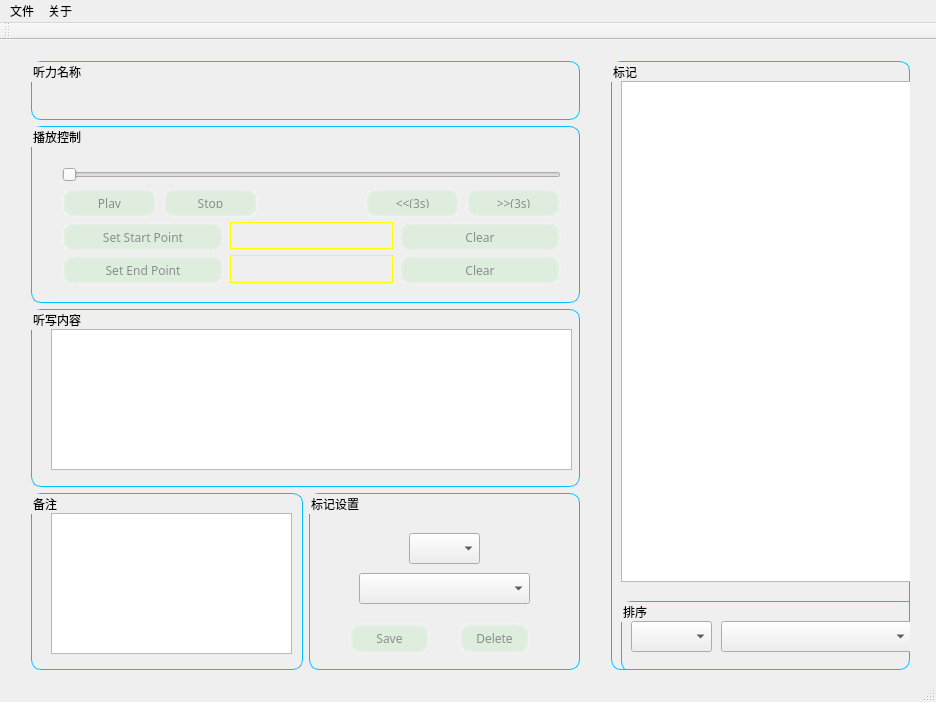
Qt form mainwindow.ui (leihui6/marksentence) before a commit.
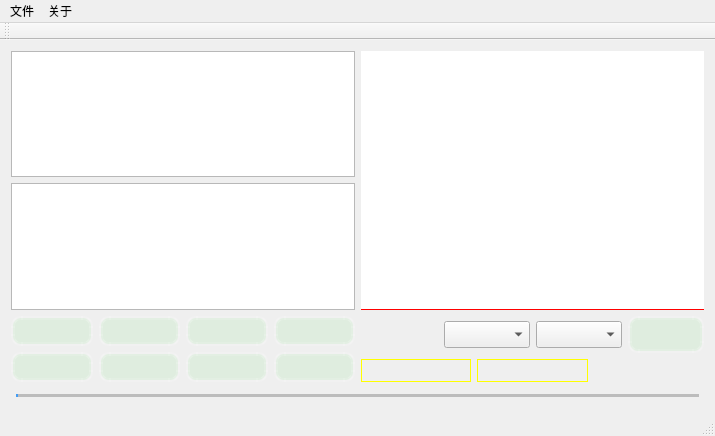
The same form after that commit. Icons and pictures are not drawn.

What changed in the file:
```diff
--- a/mainwindow.ui
+++ b/mainwindow.ui
@@ -6,87 +6,242 @@
    <rect>
     <x>0</x>
     <y>0</y>
-    <width>936</width>
-    <height>702</height>
+    <width>715</width>
+    <height>436</height>
    </rect>
   </property>
   <property name="windowTitle">
    <string>MainWindow</string>
   </property>
   <property name="windowIcon">
-   <iconset>
-    <normaloff>../build-untitled-Desktop_Qt_5_9_0_MSVC2015_32bit-Debug/icon/main_title.png</normaloff>../build-untitled-Desktop_Qt_5_9_0_MSVC2015_32bit-Debug/icon/main_title.png</iconset>
+   <iconset resource="icon.qrc">
+    <normaloff>:/icon/icon/main_title.png</normaloff>:/icon/icon/main_title.png</iconset>
+  </property>
+  <property name="styleSheet">
+   <string notr="true"/>
   </property>
   <widget class="QWidget" name="centralWidget">
-   <widget class="QWidget" name="verticalLayoutWidget_5">
-    <property name="geometry">
-     <rect>
-      <x>20</x>
-      <y>10</y>
-      <width>571</width>
-      <height>631</height>
-     </rect>
-    </property>
-    <layout class="QVBoxLayout" name="verticalLayout_6" stretch="1,3,3,3">
+   <layout class="QGridLayout" name="gridLayout_2">
+    <item row="0" column="0" colspan="2">
+     <layout class="QHBoxLayout" name="horizontalLayout_3">
+      <item>
+       <layout class="QVBoxLayout" name="verticalLayout_2">
+        <item>
+         <widget class="QPlainTextEdit" name="text_type">
+          <property name="font">
+           <font>
+            <family>Times New Roman</family>
+            <pointsize>16</pointsize>
+           </font>
+          </property>
+          <property name="plainText">
+           <string/>
+          </property>
+         </widget>
+        </item>
      <item>
-      <widget class="QGroupBox" name="groupBox_6">
+         <widget class="QPlainTextEdit" name="text_note">
+          <property name="font">
+           <font>
+            <family>Times New Roman</family>
+            <pointsize>16</pointsize>
+           </font>
+          </property>
+          <property name="plainText">
+           <string/>
+          </property>
+         </widget>
+        </item>
+       </layout>
+      </item>
+      <item>
+       <widget class="QTableWidget" name="tableWidget">
+        <property name="font">
+         <font>
+          <family>Times New Roman</family>
+         </font>
+        </property>
+        <property name="contextMenuPolicy">
+         <enum>Qt::CustomContextMenu</enum>
+        </property>
+        <property name="toolTip">
+         <string/>
+        </property>
        <property name="styleSheet">
-        <string notr="true">QGroupBox {
-	border: 1px solid #00BFFF;
-	border-radius:10px
+         <string notr="true">QTableWidget {
+	border:0px solid rgb(255,0,0);
+	border-bottom:1px solid rgb(255,0,0);
 }</string>
        </property>
-       <property name="title">
-        <string>听力名称</string>
-       </property>
-       <widget class="QLabel" name="label_info">
-        <property name="geometry">
-         <rect>
-          <x>10</x>
-          <y>20</y>
-          <width>561</width>
-          <height>19</height>
-         </rect>
+        <attribute name="horizontalHeaderCascadingSectionResizes">
+         <bool>true</bool>
+        </attribute>
+        <attribute name="horizontalHeaderStretchLastSection">
+         <bool>true</bool>
+        </attribute>
+        <attribute name="verticalHeaderCascadingSectionResizes">
+         <bool>false</bool>
+        </attribute>
+        <attribute name="verticalHeaderStretchLastSection">
+         <bool>false</bool>
+        </attribute>
+       </widget>
+      </item>
+     </layout>
+    </item>
+    <item row="1" column="0" rowspan="2">
+     <layout class="QGridLayout" name="gridLayout">
+      <item row="1" column="1">
+       <widget class="QPushButton" name="button_forward">
+        <property name="minimumSize">
+         <size>
+          <width>0</width>
+          <height>30</height>
+         </size>
+        </property>
+        <property name="styleSheet">
+         <string notr="true">QPushButton{
+	background-color:rgba(100,225,100,30);
+	border-style:outset;
+	border-width:4px;           
+	border-radius:10px;
+	border-color:rgba(255,255,255,30);
+	font:Time New Roams bold 10px;
+	color:rgba(0,0,0,100);
+	padding:6px;
+}    
+QPushButton:pressed{     
+	background-color:rgba(100,255,100,200);    
+	border-color:rgba(255,255,255,30);   
+	border-style:inset;    
+	color:rgba(0,0,0,100);    
+}    
+
+QPushButton:hover{    
+	background-color:rgba(100,255,100,100);    
+	border-color:rgba(255,255,255,200);    
+	color:rgba(0,0,0,200);    
+}</string>
         </property>
         <property name="text">
          <string/>
         </property>
+        <property name="icon">
+         <iconset resource="icon.qrc">
+          <normaloff>:/icon/icon/forward.png</normaloff>:/icon/icon/forward.png</iconset>
+        </property>
+        <property name="iconSize">
+         <size>
+          <width>21</width>
+          <height>21</height>
+         </size>
+        </property>
+        <property name="shortcut">
+         <string>Right</string>
+        </property>
        </widget>
-      </widget>
-     </item>
-     <item>
-      <layout class="QVBoxLayout" name="verticalLayout_4">
-       <item>
-        <widget class="QGroupBox" name="groupBox_7">
+      </item>
+      <item row="1" column="3">
+       <widget class="QPushButton" name="button_clear_end_point">
+        <property name="minimumSize">
+         <size>
+          <width>0</width>
+          <height>30</height>
+         </size>
+        </property>
+        <property name="styleSheet">
+         <string notr="true">QPushButton{
+	background-color:rgba(100,225,100,30);
+	border-style:outset;
+	border-width:4px;           
+	border-radius:10px;
+	border-color:rgba(255,255,255,30);
+	font:Time New Roams bold 10px;
+	color:rgba(0,0,0,100);
+	padding:6px;
+}    
+QPushButton:pressed{     
+	background-color:rgba(100,255,100,200);    
+	border-color:rgba(255,255,255,30);   
+	border-style:inset;    
+	color:rgba(0,0,0,100);    
+}    
+
+QPushButton:hover{    
+	background-color:rgba(100,255,100,100);    
+	border-color:rgba(255,255,255,200);    
+	color:rgba(0,0,0,200);    
+}</string>
+        </property>
+        <property name="text">
+         <string/>
+        </property>
+        <property name="icon">
+         <iconset resource="icon.qrc">
+          <normaloff>:/icon/icon/clear.png</normaloff>:/icon/icon/clear.png</iconset>
+        </property>
+        <property name="iconSize">
+         <size>
+          <width>24</width>
+          <height>24</height>
+         </size>
+        </property>
+        <property name="shortcut">
+         <string>}</string>
+        </property>
+       </widget>
+      </item>
+      <item row="0" column="3">
+       <widget class="QPushButton" name="button_set_end">
+        <property name="minimumSize">
+         <size>
+          <width>0</width>
+          <height>30</height>
+         </size>
+        </property>
          <property name="styleSheet">
-          <string notr="true">QGroupBox {
-	border: 1px solid #00BFFF;
-	border-radius:10px
+         <string notr="true">QPushButton{
+	background-color:rgba(100,225,100,30);
+	border-style:outset;
+	border-width:4px;           
+	border-radius:10px;
+	border-color:rgba(255,255,255,30);
+	font:Time New Roams bold 10px;
+	color:rgba(0,0,0,100);
+	padding:6px;
+}    
+QPushButton:pressed{     
+	background-color:rgba(100,255,100,200);    
+	border-color:rgba(255,255,255,30);   
+	border-style:inset;    
+	color:rgba(0,0,0,100);    
+}    
+
+QPushButton:hover{    
+	background-color:rgba(100,255,100,100);    
+	border-color:rgba(255,255,255,200);    
+	color:rgba(0,0,0,200);    
 }</string>
          </property>
-         <property name="title">
-          <string>播放控制</string>
-         </property>
-         <widget class="QWidget" name="verticalLayoutWidget">
-          <property name="geometry">
-           <rect>
-            <x>20</x>
-            <y>30</y>
-            <width>521</width>
-            <height>138</height>
-           </rect>
-          </property>
-          <layout class="QVBoxLayout" name="verticalLayout">
-           <item>
-            <widget class="QSlider" name="horizon_music">
-             <property name="orientation">
-              <enum>Qt::Horizontal</enum>
-             </property>
-            </widget>
-           </item>
-           <item>
-            <layout class="QHBoxLayout" name="horizontalLayout_4">
-             <item>
+        <property name="text">
+         <string/>
+        </property>
+        <property name="icon">
+         <iconset resource="icon.qrc">
+          <normaloff>:/icon/icon/start_point.png</normaloff>:/icon/icon/start_point.png</iconset>
+        </property>
+        <property name="iconSize">
+         <size>
+          <width>21</width>
+          <height>21</height>
+         </size>
+        </property>
+        <property name="shortcut">
+         <string>]</string>
+        </property>
+       </widget>
+      </item>
+      <item row="0" column="0">
               <widget class="QPushButton" name="button_play">
                <property name="minimumSize">
                 <size>
@@ -119,72 +274,24 @@
 }</string>
                </property>
                <property name="text">
-                <string>Play</string>
-               </property>
-               <property name="shortcut">
-                <string>Space</string>
-               </property>
-              </widget>
-             </item>
-             <item>
-              <widget class="QPushButton" name="button_stop">
-               <property name="minimumSize">
+         <string/>
+        </property>
+        <property name="icon">
+         <iconset resource="icon.qrc">
+          <normaloff>:/icon/icon/play.png</normaloff>:/icon/icon/play.png</iconset>
+        </property>
+        <property name="iconSize">
                 <size>
-                 <width>0</width>
-                 <height>30</height>
-                </size>
-               </property>
-               <property name="styleSheet">
-                <string notr="true">QPushButton{
-	background-color:rgba(100,225,100,30);
-	border-style:outset;
-	border-width:4px;           
-	border-radius:10px;
-	border-color:rgba(255,255,255,30);
-	font:Time New Roams bold 10px;
-	color:rgba(0,0,0,100);
-	padding:6px;
-}    
-QPushButton:pressed{     
-	background-color:rgba(100,255,100,200);    
-	border-color:rgba(255,255,255,30);   
-	border-style:inset;    
-	color:rgba(0,0,0,100);    
-}    
-
-QPushButton:hover{    
-	background-color:rgba(100,255,100,100);    
-	border-color:rgba(255,255,255,200);    
-	color:rgba(0,0,0,200);    
-}</string>
-               </property>
-               <property name="text">
-                <string>Stop</string>
-               </property>
-              </widget>
-             </item>
-             <item>
-              <layout class="QHBoxLayout" name="horizontalLayout_5">
-               <item>
-                <widget class="QLabel" name="label_elapse_time">
-                 <property name="text">
-                  <string/>
-                 </property>
-                 <property name="alignment">
-                  <set>Qt::AlignRight|Qt::AlignTrailing|Qt::AlignVCenter</set>
-                 </property>
-                </widget>
-               </item>
-               <item>
-                <widget class="QLabel" name="label_totle_time">
-                 <property name="text">
-                  <string/>
-                 </property>
-                </widget>
-               </item>
-              </layout>
-             </item>
-             <item>
+          <width>21</width>
+          <height>21</height>
+         </size>
+        </property>
+        <property name="shortcut">
+         <string>F1</string>
+        </property>
+       </widget>
+      </item>
+      <item row="1" column="0">
               <widget class="QPushButton" name="button_back">
                <property name="minimumSize">
                 <size>
@@ -217,15 +324,25 @@
 }</string>
                </property>
                <property name="text">
-                <string>&lt;&lt;(3s)</string>
+         <string/>
+        </property>
+        <property name="icon">
+         <iconset resource="icon.qrc">
+          <normaloff>:/icon/icon/backward.png</normaloff>:/icon/icon/backward.png</iconset>
+        </property>
+        <property name="iconSize">
+         <size>
+          <width>21</width>
+          <height>21</height>
+         </size>
                </property>
                <property name="shortcut">
                 <string>Left</string>
                </property>
               </widget>
              </item>
-             <item>
-              <widget class="QPushButton" name="button_forward">
+      <item row="0" column="1">
+       <widget class="QPushButton" name="button_stop">
                <property name="minimumSize">
                 <size>
                  <width>0</width>
@@ -254,76 +371,24 @@
 	background-color:rgba(100,255,100,100);    
 	border-color:rgba(255,255,255,200);    
 	color:rgba(0,0,0,200);    
-}</string>
-               </property>
-               <property name="text">
-                <string>&gt;&gt;(3s)</string>
-               </property>
-               <property name="shortcut">
-                <string>Right</string>
-               </property>
-              </widget>
-             </item>
-            </layout>
-           </item>
-           <item>
-            <layout class="QHBoxLayout" name="horizontalLayout">
-             <item>
-              <widget class="QPushButton" name="button_set_start">
-               <property name="minimumSize">
-                <size>
-                 <width>0</width>
-                 <height>30</height>
-                </size>
-               </property>
-               <property name="styleSheet">
-                <string notr="true">QPushButton{
-	background-color:rgba(100,225,100,30);
-	border-style:outset;
-	border-width:4px;           
-	border-radius:10px;
-	border-color:rgba(255,255,255,30);
-	font:Time New Roams bold 10px;
-	color:rgba(0,0,0,100);
-	padding:6px;
-}    
-QPushButton:pressed{     
-	background-color:rgba(100,255,100,200);    
-	border-color:rgba(255,255,255,30);   
-	border-style:inset;    
-	color:rgba(0,0,0,100);    
-}    
-
-QPushButton:hover{    
-	background-color:rgba(100,255,100,100);    
-	border-color:rgba(255,255,255,200);    
-	color:rgba(0,0,0,200);    
-}</string>
-               </property>
-               <property name="text">
-                <string>Set Start Point</string>
-               </property>
-               <property name="shortcut">
-                <string>[</string>
-               </property>
-              </widget>
-             </item>
-             <item>
-              <widget class="QLabel" name="label_beg_point">
-               <property name="styleSheet">
-                <string notr="true">QLabel  {
-	border:1px solid yellow;
 }</string>
                </property>
                <property name="text">
                 <string/>
                </property>
-               <property name="alignment">
-                <set>Qt::AlignCenter</set>
+        <property name="icon">
+         <iconset resource="icon.qrc">
+          <normaloff>:/icon/icon/stop.png</normaloff>:/icon/icon/stop.png</iconset>
+        </property>
+        <property name="iconSize">
+         <size>
+          <width>21</width>
+          <height>21</height>
+         </size>
                </property>
               </widget>
              </item>
-             <item>
+      <item row="1" column="2">
               <widget class="QPushButton" name="button_clear_beg_point">
                <property name="minimumSize">
                 <size>
@@ -356,19 +421,25 @@
 }</string>
                </property>
                <property name="text">
-                <string>Clear</string>
+         <string/>
+        </property>
+        <property name="icon">
+         <iconset resource="icon.qrc">
+          <normaloff>:/icon/icon/clear.png</normaloff>:/icon/icon/clear.png</iconset>
+        </property>
+        <property name="iconSize">
+         <size>
+          <width>24</width>
+          <height>24</height>
+         </size>
                </property>
                <property name="shortcut">
                 <string>{</string>
                </property>
               </widget>
              </item>
-            </layout>
-           </item>
-           <item>
-            <layout class="QHBoxLayout" name="horizontalLayout_2">
-             <item>
-              <widget class="QPushButton" name="button_set_end">
+      <item row="0" column="2">
+       <widget class="QPushButton" name="button_set_start">
                <property name="minimumSize">
                 <size>
                  <width>0</width>
@@ -400,63 +471,18 @@
 }</string>
                </property>
                <property name="text">
-                <string>Set End Point</string>
-               </property>
-               <property name="shortcut">
-                <string>]</string>
-               </property>
-              </widget>
-             </item>
-             <item>
-              <widget class="QLabel" name="label_end_point">
-               <property name="styleSheet">
-                <string notr="true">QLabel  {
-	border:1px solid yellow;
-}</string>
-               </property>
-               <property name="text">
                 <string/>
                </property>
-               <property name="alignment">
-                <set>Qt::AlignCenter</set>
-               </property>
-              </widget>
-             </item>
-             <item>
-              <widget class="QPushButton" name="button_clear_end_point">
-               <property name="minimumSize">
+        <property name="icon">
+         <iconset resource="icon.qrc">
+          <normaloff>:/icon/icon/end_point.png</normaloff>:/icon/icon/end_point.png</iconset>
+        </property>
+        <property name="iconSize">
                 <size>
-                 <width>0</width>
-                 <height>30</height>
-                </size>
-               </property>
-               <property name="styleSheet">
-                <string notr="true">QPushButton{
-	background-color:rgba(100,225,100,30);
-	border-style:outset;
-	border-width:4px;           
-	border-radius:10px;
-	border-color:rgba(255,255,255,30);
-	font:Time New Roams bold 10px;
-	color:rgba(0,0,0,100);
-	padding:6px;
-}    
-QPushButton:pressed{     
-	background-color:rgba(100,255,100,200);    
-	border-color:rgba(255,255,255,30);   
-	border-style:inset;    
-	color:rgba(0,0,0,100);    
-}    
-
-QPushButton:hover{    
-	background-color:rgba(100,255,100,100);    
-	border-color:rgba(255,255,255,200);    
-	color:rgba(0,0,0,200);    
-}</string>
-               </property>
-               <property name="text">
-                <string>Clear</string>
-               </property>
+          <width>21</width>
+          <height>21</height>
+         </size>
+        </property>
                <property name="shortcut">
                 <string>}</string>
                </property>
@@ -464,101 +490,19 @@
              </item>
             </layout>
            </item>
-          </layout>
-         </widget>
-        </widget>
-       </item>
-      </layout>
-     </item>
+    <item row="1" column="1">
+     <layout class="QHBoxLayout" name="horizontalLayout_8">
      <item>
-      <layout class="QVBoxLayout" name="verticalLayout_3">
-       <item>
-        <widget class="QGroupBox" name="groupBox_2">
-         <property name="styleSheet">
-          <string notr="true">QGroupBox {
-	border: 1px solid #00BFFF;
-	border-radius:10px
-}</string>
-         </property>
-         <property name="title">
-          <string>听写内容</string>
-         </property>
-         <widget class="QPlainTextEdit" name="text_type">
-          <property name="geometry">
-           <rect>
-            <x>20</x>
-            <y>20</y>
-            <width>521</width>
-            <height>141</height>
-           </rect>
-          </property>
-          <property name="font">
-           <font>
-            <family>Times New Roman</family>
-            <pointsize>16</pointsize>
-           </font>
-          </property>
-         </widget>
-        </widget>
-       </item>
-      </layout>
-     </item>
+       <widget class="QLabel" name="label_info">
+        <property name="text">
+         <string/>
+        </property>
+       </widget>
+      </item>
      <item>
-      <layout class="QHBoxLayout" name="horizontalLayout_6">
-       <item>
-        <widget class="QGroupBox" name="groupBox">
-         <property name="styleSheet">
-          <string notr="true">QGroupBox {
-	border: 1px solid #00BFFF;
-	border-radius:10px
-}</string>
-         </property>
-         <property name="title">
-          <string>备注</string>
-         </property>
-         <property name="alignment">
-          <set>Qt::AlignLeading|Qt::AlignLeft|Qt::AlignVCenter</set>
-         </property>
-         <widget class="QPlainTextEdit" name="text_note">
-          <property name="geometry">
-           <rect>
-            <x>20</x>
-            <y>20</y>
-            <width>241</width>
-            <height>141</height>
-           </rect>
-          </property>
-          <property name="font">
-           <font>
-            <family>Times New Roman</family>
-            <pointsize>16</pointsize>
-           </font>
-          </property>
-         </widget>
-        </widget>
-       </item>
-       <item>
-        <widget class="QGroupBox" name="groupBox_5">
-         <property name="styleSheet">
-          <string notr="true">QGroupBox {
-	border: 1px solid #00BFFF;
-	border-radius:10px
-}</string>
-         </property>
-         <property name="title">
-          <string>标记设置</string>
-         </property>
          <widget class="QComboBox" name="combox_level">
-          <property name="geometry">
-           <rect>
-            <x>100</x>
-            <y>40</y>
-            <width>71</width>
-            <height>31</height>
-           </rect>
-          </property>
           <property name="sizePolicy">
-           <sizepolicy hsizetype="Preferred" vsizetype="Minimum">
+         <sizepolicy hsizetype="Preferred" vsizetype="Fixed">
             <horstretch>0</horstretch>
             <verstretch>0</verstretch>
            </sizepolicy>
@@ -566,7 +510,7 @@
           <property name="minimumSize">
            <size>
             <width>0</width>
-            <height>25</height>
+          <height>0</height>
            </size>
           </property>
           <property name="font">
@@ -576,15 +520,9 @@
            </font>
           </property>
          </widget>
+      </item>
+      <item>
          <widget class="QComboBox" name="combox_sort">
-          <property name="geometry">
-           <rect>
-            <x>50</x>
-            <y>80</y>
-            <width>171</width>
-            <height>31</height>
-           </rect>
-          </property>
           <property name="minimumSize">
            <size>
             <width>0</width>
@@ -610,55 +548,9 @@
            </size>
           </property>
          </widget>
-         <widget class="QPushButton" name="button_delete">
-          <property name="geometry">
-           <rect>
-            <x>150</x>
-            <y>130</y>
-            <width>71</width>
-            <height>31</height>
-           </rect>
-          </property>
-          <property name="styleSheet">
-           <string notr="true">QPushButton{
-	background-color:rgba(100,225,100,30);
-	border-style:outset;
-	border-width:4px;           
-	border-radius:10px;
-	border-color:rgba(255,255,255,30);
-	font:Time New Roams bold 10px;
-	color:rgba(0,0,0,100);
-	padding:6px;
-}    
-QPushButton:pressed{     
-	background-color:rgba(255,0,0,200);    
-	border-color:rgba(255,255,255,30);   
-	border-style:inset;    
-	color:rgba(0,0,0,100);    
-}    
-
-QPushButton:hover{    
-	background-color:rgba(255,0,0,100);    
-	border-color:rgba(255,255,255,200);    
-	color:rgba(0,0,0,200);    
-}</string>
-          </property>
-          <property name="text">
-           <string>Delete</string>
-          </property>
-          <property name="shortcut">
-           <string>Del</string>
-          </property>
-         </widget>
+      </item>
+      <item>
          <widget class="QPushButton" name="button_save">
-          <property name="geometry">
-           <rect>
-            <x>40</x>
-            <y>130</y>
-            <width>81</width>
-            <height>31</height>
-           </rect>
-          </property>
           <property name="minimumSize">
            <size>
             <width>0</width>
@@ -690,146 +582,123 @@
 }</string>
           </property>
           <property name="text">
-           <string>Save</string>
+         <string/>
+        </property>
+        <property name="icon">
+         <iconset resource="icon.qrc">
+          <normaloff>:/icon/icon/save.png</normaloff>:/icon/icon/save.png</iconset>
+        </property>
+        <property name="iconSize">
+         <size>
+          <width>21</width>
+          <height>21</height>
+         </size>
           </property>
           <property name="shortcut">
            <string>Return</string>
           </property>
          </widget>
-        </widget>
        </item>
       </layout>
      </item>
-    </layout>
-   </widget>
-   <widget class="QWidget" name="verticalLayoutWidget_4">
-    <property name="geometry">
-     <rect>
-      <x>600</x>
-      <y>10</y>
-      <width>321</width>
-      <height>631</height>
-     </rect>
-    </property>
-    <layout class="QVBoxLayout" name="verticalLayout_5">
+    <item row="2" column="1">
+     <layout class="QHBoxLayout" name="horizontalLayout_6">
      <item>
-      <widget class="QGroupBox" name="groupBox_3">
+       <widget class="QLabel" name="label_beg_point">
        <property name="styleSheet">
-        <string notr="true">QGroupBox {
-	border: 1px solid #00BFFF;
-	border-radius:10px
+         <string notr="true">QLabel  {
+	border:1px solid yellow;
 }</string>
        </property>
-       <property name="title">
-        <string>标记</string>
-       </property>
-       <widget class="QListWidget" name="listWidget">
-        <property name="geometry">
-         <rect>
-          <x>10</x>
-          <y>20</y>
-          <width>301</width>
-          <height>501</height>
-         </rect>
+        <property name="text">
+         <string/>
+        </property>
+        <property name="alignment">
+         <set>Qt::AlignCenter</set>
         </property>
-        <property name="font">
-         <font>
-          <family>Times New Roman</family>
-          <pointsize>10</pointsize>
-         </font>
+       </widget>
+      </item>
+      <item>
+       <widget class="QLabel" name="label_end_point">
+        <property name="styleSheet">
+         <string notr="true">QLabel  {
+	border:1px solid yellow;
+}</string>
         </property>
-        <property name="contextMenuPolicy">
-         <enum>Qt::CustomContextMenu</enum>
+        <property name="text">
+         <string/>
         </property>
-        <property name="uniformItemSizes">
-         <bool>false</bool>
+        <property name="alignment">
+         <set>Qt::AlignCenter</set>
         </property>
        </widget>
-       <widget class="QGroupBox" name="groupBox_4">
-        <property name="geometry">
-         <rect>
-          <x>10</x>
-          <y>540</y>
-          <width>301</width>
-          <height>71</height>
-         </rect>
-        </property>
-        <property name="title">
-         <string>排序</string>
-        </property>
-        <widget class="QComboBox" name="combox_sort_level">
-         <property name="geometry">
-          <rect>
-           <x>10</x>
-           <y>20</y>
-           <width>81</width>
-           <height>31</height>
-          </rect>
-         </property>
-         <property name="minimumSize">
-          <size>
-           <width>0</width>
-           <height>25</height>
-          </size>
-         </property>
-         <property name="font">
-          <font>
-           <family>Times New Roman</family>
-           <pointsize>12</pointsize>
-          </font>
-         </property>
-        </widget>
-        <widget class="QComboBox" name="combox_sort_sort">
-         <property name="geometry">
-          <rect>
-           <x>100</x>
-           <y>20</y>
-           <width>191</width>
-           <height>31</height>
-          </rect>
-         </property>
-         <property name="minimumSize">
-          <size>
-           <width>0</width>
-           <height>25</height>
-          </size>
-         </property>
-         <property name="font">
-          <font>
-           <family>Times New Roman</family>
-           <pointsize>12</pointsize>
-          </font>
-         </property>
-         <property name="iconSize">
-          <size>
-           <width>16</width>
-           <height>16</height>
-          </size>
-         </property>
-        </widget>
-       </widget>
-      </widget>
-     </item>
-    </layout>
-   </widget>
-   <widget class="QWidget" name="horizontalLayoutWidget_2">
-    <property name="geometry">
-     <rect>
-      <x>1060</x>
-      <y>130</y>
-      <width>160</width>
-      <height>84</height>
-     </rect>
-    </property>
-    <layout class="QHBoxLayout" name="horizontalLayout_7"/>
-   </widget>
+      </item>
+      <item>
+       <layout class="QHBoxLayout" name="horizontalLayout_5">
+        <item>
+         <widget class="QLabel" name="label_elapse_time">
+          <property name="text">
+           <string/>
+          </property>
+          <property name="alignment">
+           <set>Qt::AlignRight|Qt::AlignTrailing|Qt::AlignVCenter</set>
+          </property>
+         </widget>
+        </item>
+        <item>
+         <widget class="QLabel" name="label_totle_time">
+          <property name="text">
+           <string/>
+          </property>
+         </widget>
+        </item>
+       </layout>
+      </item>
+     </layout>
+    </item>
+    <item row="3" column="0" colspan="2">
+     <layout class="QHBoxLayout" name="horizontalLayout_7">
+      <item>
+       <widget class="QSlider" name="horizon_music">
+        <property name="styleSheet">
+         <string notr="true">QSlider{
+border-color: #bcbcbc;
+}
+QSlider::groove:horizontal {                                
+     border: 1px solid #999999;                             
+     height: 1px;                                           
+     margin: 0px 0;                                         
+     left: 5px; right: 5px; 
+ }
+QSlider::handle:horizontal {                               
+     border: 0px ;                           
+     border-image: url(:/icon/icon/playing.png);
+     width: 15px;                                           
+     margin: -7px -7px -7px -7px;                  
+}
+QSlider::add-page:horizontal{
+background: qlineargradient(spread:pad, x1:0, y1:1, x2:0, y2:0, stop:0 #bcbcbc, stop:0.25 #bcbcbc, stop:0.5 #bcbcbc, stop:1 #bcbcbc); 
+
+}
+QSlider::sub-page:horizontal{                               
+ background: qlineargradient(spread:pad, x1:0, y1:1, x2:0, y2:0, stop:0 #439cf3, stop:0.25 #439cf3, stop:0.5 #439cf3, stop:1 #439cf3);                     
+}</string>
+        </property>
+        <property name="orientation">
+         <enum>Qt::Horizontal</enum>
+        </property>
+       </widget>
+      </item>
+     </layout>
+    </item>
+   </layout>
   </widget>
   <widget class="QMenuBar" name="menuBar">
    <property name="geometry">
     <rect>
      <x>0</x>
      <y>0</y>
-     <width>936</width>
+     <width>715</width>
      <height>21</height>
     </rect>
    </property>
```
Left out of the diff: 36 changed lines with no effect on the pictures. Lines whose indentation alone changed are shown as unchanged.
